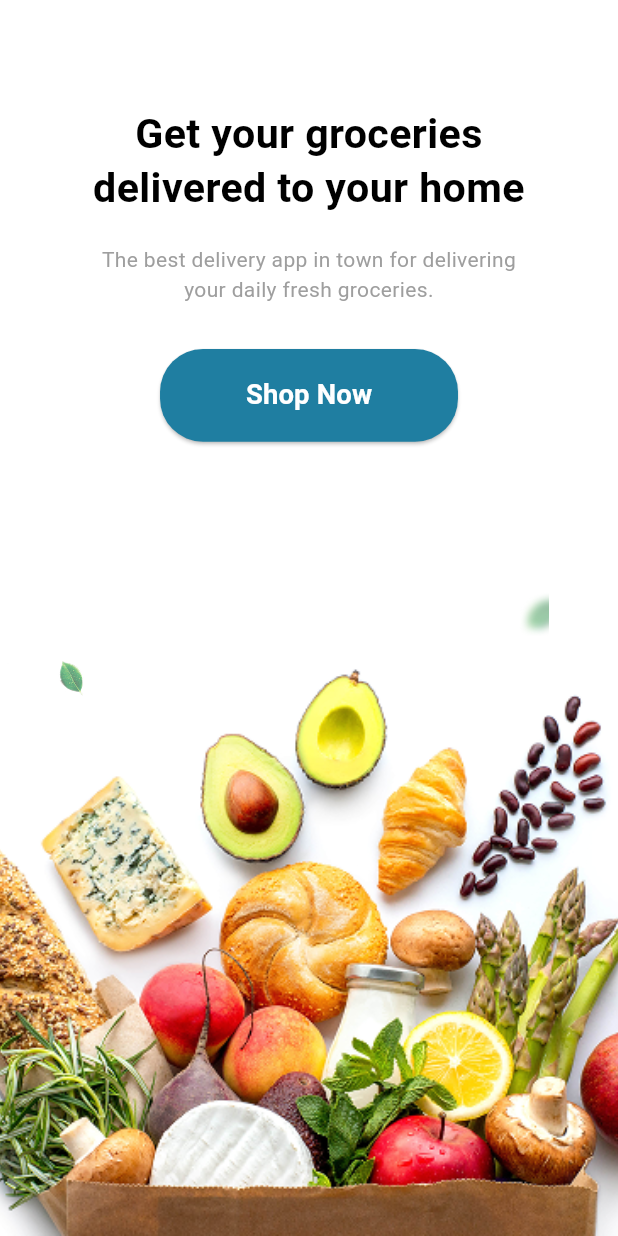
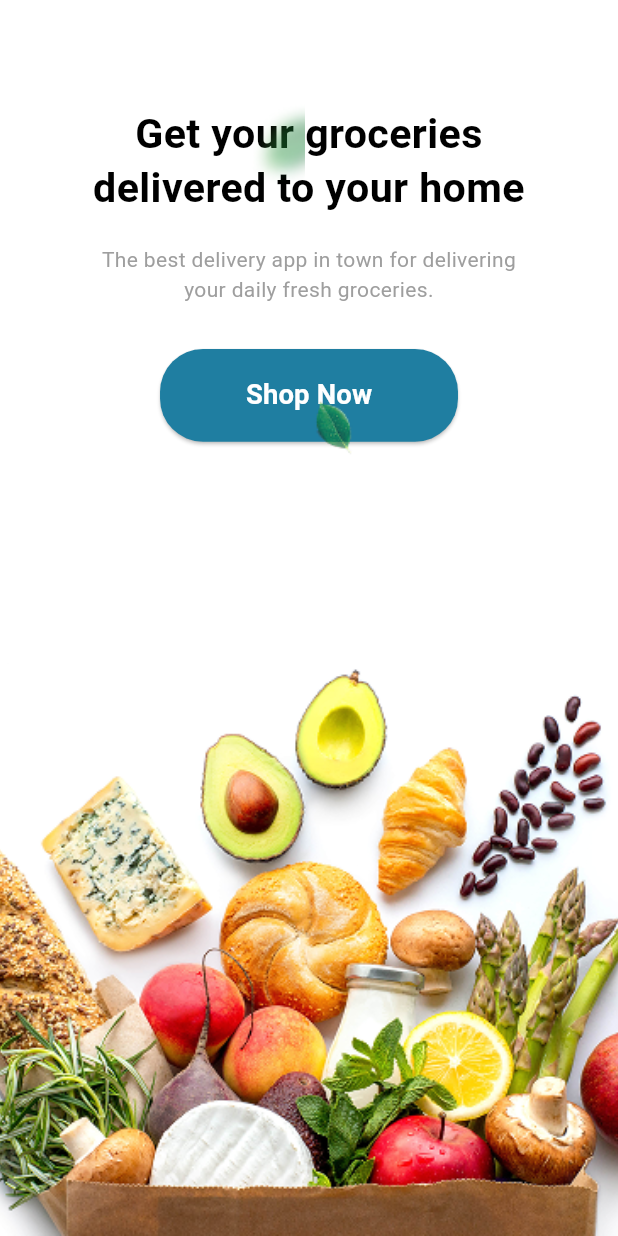
Before and after one commit to balan-ur-buddy/vegicious, a Flutter app: the screen it shows after launch, on a phone screen of 412 x 824 dp. Run offline on Flutter 3.47's test engine with Material 3 defaults, Android fonts, the phone set to English and light mode, and no system bars; our stand-ins replace flutter_screenutil, lottie; Roboto replaces fonts that are missing (montserrat).

Commit message:
About screen

```diff
--- a/lib/features/about/aboutscreen.dart
+++ b/lib/features/about/aboutscreen.dart
@@ -10,7 +10,28 @@ class AboutScreen extends StatelessWidget{
       backgroundColor: Colors.white,
       body: Stack(
         children: [
-          SafeArea(
+          aboutStackMainContainer(),
+          aboutStackLeafTemplate(300.h, true),
+          aboutStackLeafTemplate(330.h, false)
+        ],
+      ),
+    );
+  }
+
+  Widget aboutStackLeafTemplate(double bottom, bool isLeft){
+    return  Positioned(
+      bottom: bottom,
+      left: isLeft ? 30.w : 0,
+      right: isLeft ? 0 : 40.w,
+      child: Image.asset(
+        isLeft ? 'assets/images/leaf.png' : 'assets/images/leafblur.png',
+        width: isLeft ? 24.w : 20.w,
+      ),
+    );
+  }
+
+  Widget aboutStackMainContainer(){
+    return SafeArea(
         child: Column(
           crossAxisAlignment: CrossAxisAlignment.center,
           children: [
@@ -76,29 +97,6 @@ class AboutScreen extends StatelessWidget{
 
           ],
         )
-          ),
-
-          // 2. FLOATING LEAF (Top Left of the Image)
-          Positioned(
-            bottom: 300.h, // Positions it precisely where the image boundary starts
-            left: 30.w,
-            child: Image.asset(
-              'assets/images/leaf.png',
-              width: 24.w,
-            ),
-          ),
-
-          // 3. FLOATING LEAF (Top Right of the Image)
-          Positioned(
-            bottom: 330.h,
-            right: 40.w,
-            child: Image.asset(
-              'assets/images/leafblur.png',
-              width: 20.w,
-            ),
-          ),
-        ],
-      ),
     );
   }
 
```
Lines whose indentation alone changed are shown as unchanged.
